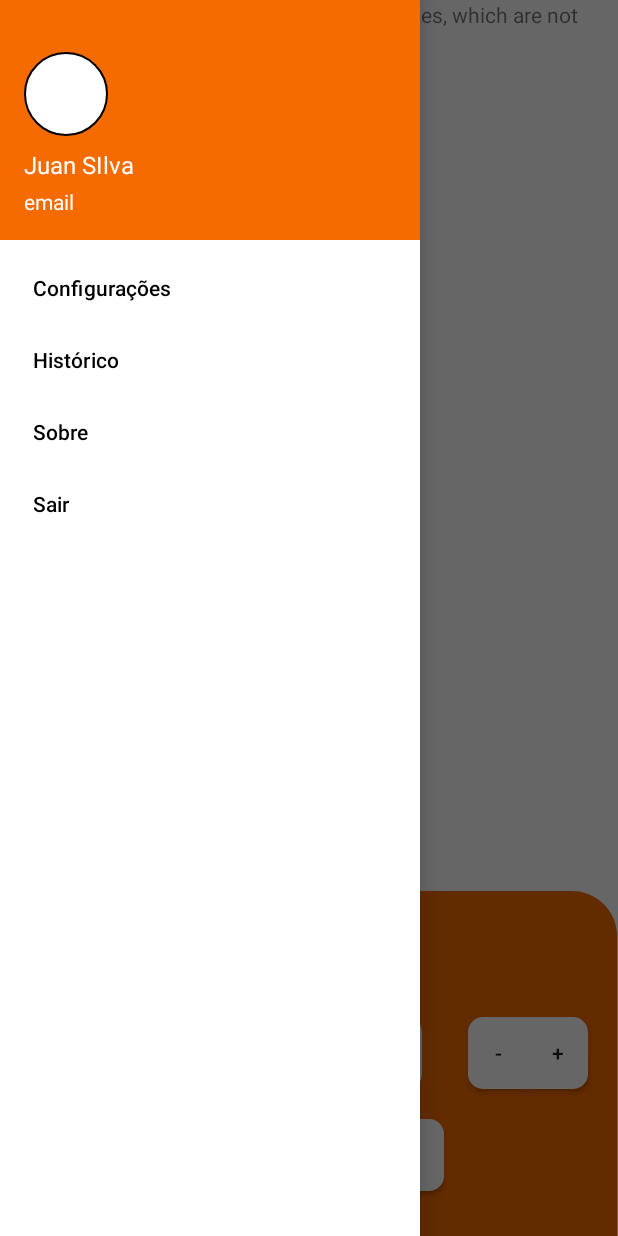
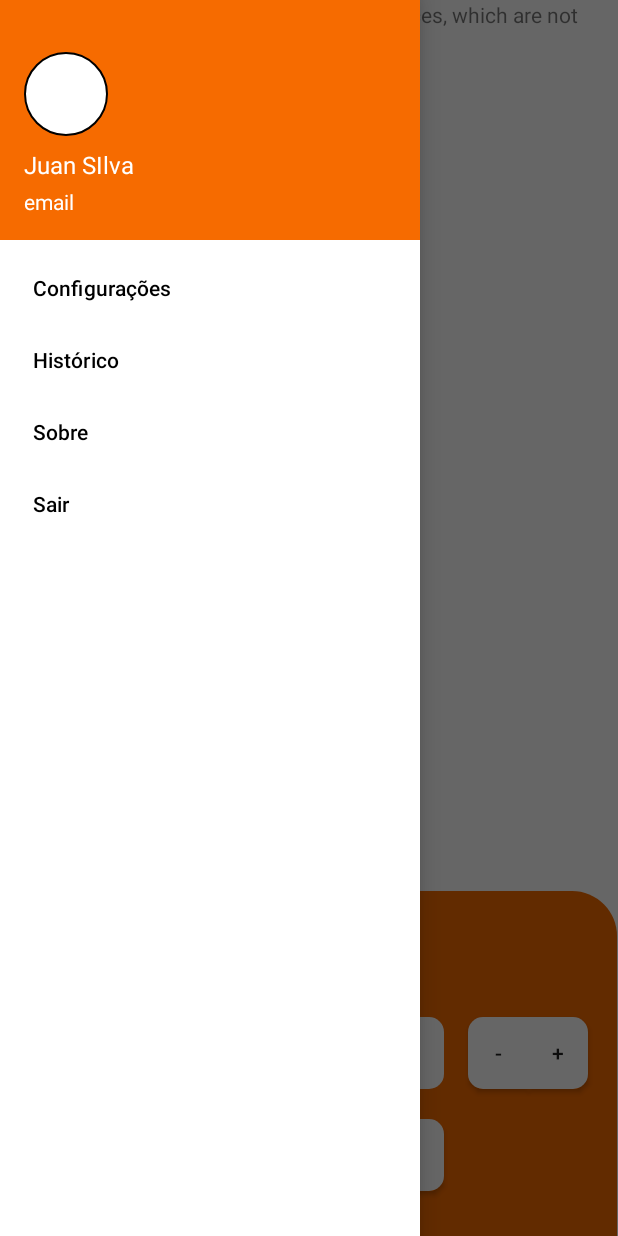
Before and after one commit to Juan-ctt/PetTour, an Android app: the Fragment_solicitacao screen opened directly, with no data from a screen before it, with the side drawer open, on a phone screen of 412 x 824 dp. Run offline under Robolectric (Android 15) with nearby library versions, the phone set to English and light mode, and no system bars; our stand-ins replace Firebase (no records; nobody signed in at launch, a user with empty details on screens opened directly).

Commit message:
correção

```diff
--- a/app/src/main/res/layout/fragment_solicitacao.xml
+++ b/app/src/main/res/layout/fragment_solicitacao.xml
@@ -34,7 +34,7 @@
 
     <EditText
         android:id="@+id/minutosEditText"
-        android:layout_width="250dp"
+        android:layout_width="280dp"
         android:layout_height="48dp"
         android:layout_marginBottom="20dp"
         android:background="@drawable/shape_btn_branco"
```
Also changed, not shown: 2 other files.
